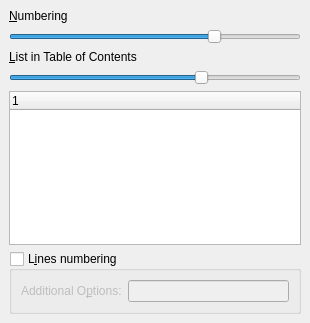
Old version of the form src/frontends/qt4/ui/NumberingUi.ui in the repository cburschka/lyx.
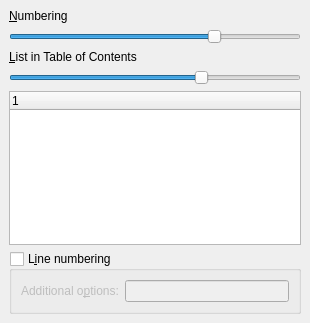
New version of the form.

Commit message: Some grammar and casing fixes and tooltip improvements

Patch:
```diff
--- a/src/frontends/qt4/ui/NumberingUi.ui
+++ b/src/frontends/qt4/ui/NumberingUi.ui
@@ -96,7 +96,7 @@
       <bool>true</bool>
      </property>
      <property name="title">
-      <string>L&amp;ines numbering</string>
+      <string>L&amp;ine numbering</string>
      </property>
      <property name="flat">
       <bool>true</bool>
@@ -111,7 +111,7 @@
       <item>
        <widget class="QLabel" name="label">
         <property name="text">
-         <string>Additional O&amp;ptions:</string>
+         <string>Additional o&amp;ptions:</string>
         </property>
         <property name="buddy">
          <cstring>linenoLE</cstring>
```
Left out of the diff: 5 changed lines with no effect on the pictures.
